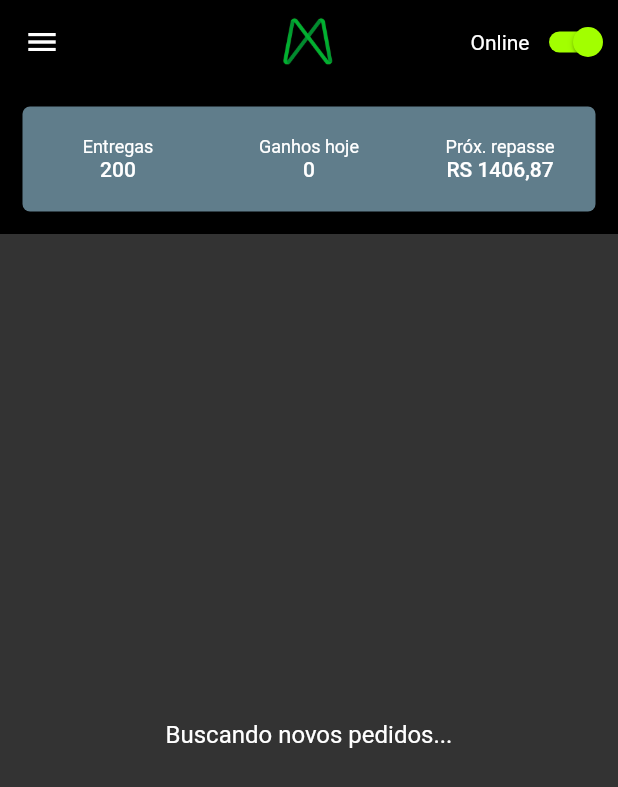
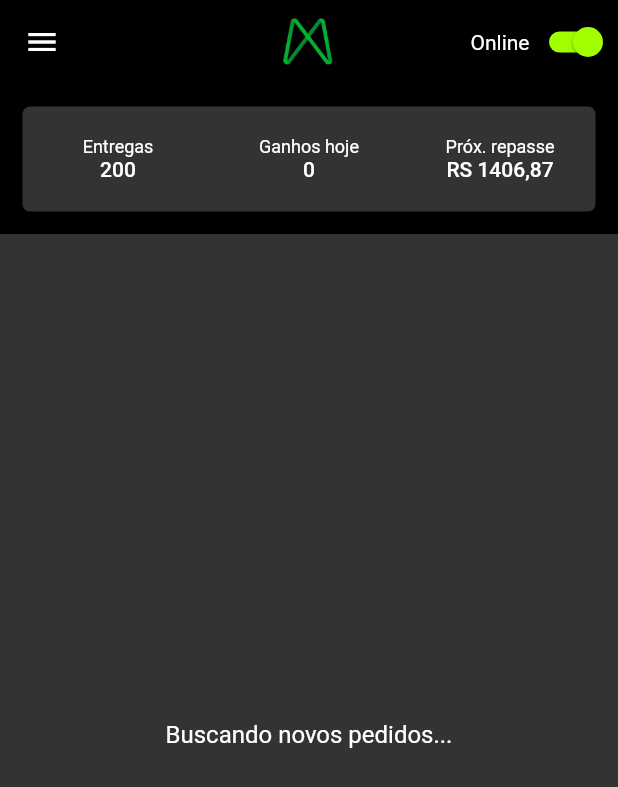
Before and after one commit to AriadniAdi/mottuappdelivery, a Flutter app: the screen it shows after launch, on a phone screen of 412 x 824 dp. Shown: the top 787 px of the screen. Run offline on Flutter 3.47's test engine with Material 2 defaults, Android fonts, the phone set to English and light mode, and no system bars.

Commit message:
change color header

```diff
--- a/lib/pages/home/home_page.dart
+++ b/lib/pages/home/home_page.dart
@@ -40,7 +40,7 @@ class _HomePageState extends State<HomePage> {
               child: Container(
                 decoration: BoxDecoration(
                   borderRadius: BorderRadius.circular(5),
-                  color: Colors.blueGrey,
+                  color: Theme.of(context).scaffoldBackgroundColor,
                 ),
                 child: Row(
                   crossAxisAlignment: CrossAxisAlignment.center,
```
